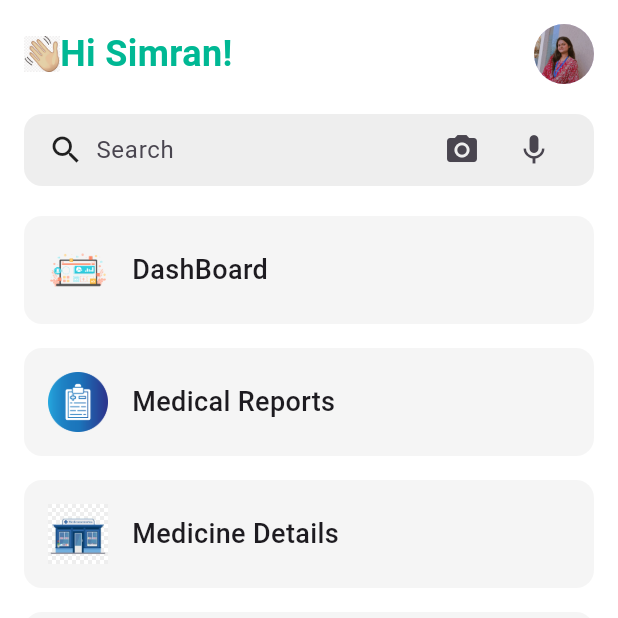
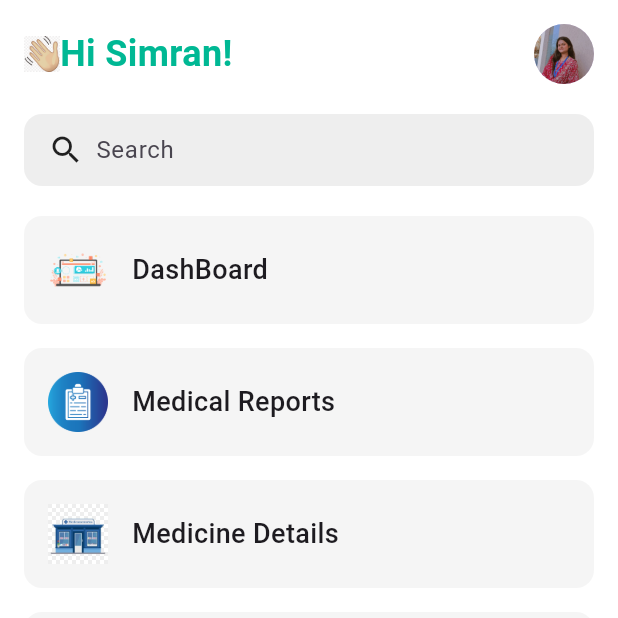
Before and after one commit to iamsmrn/M_Hospital, a Flutter app: the screen it shows after launch, on a phone screen of 412 x 824 dp, the top half of it. Run offline on Flutter 3.47's test engine with Material 3 defaults, Android fonts, the phone set to English and light mode, and no system bars; our stand-ins replace image_picker, table_calendar.

```diff
--- a/lib/home_page.dart
+++ b/lib/home_page.dart
@@ -44,25 +44,17 @@ class HomePage extends StatelessWidget {
                 color: Colors.grey[200],
                 borderRadius: BorderRadius.circular(12),
               ),
-              child: Row(
+              child: const Row(
                 children: [
-                  const Icon(Icons.search),
-                  const SizedBox(width: 8),
-                  const Expanded(
+                  Icon(Icons.search),
+                  SizedBox(width: 8),
+                  Expanded(
                     child: TextField(
                       decoration: InputDecoration(
                         hintText: 'Search',
                         border: InputBorder.none,
                       ),
                     ),
-                  ),
-                  IconButton(
-                    icon: const Icon(Icons.camera_alt),
-                    onPressed: () {},
-                  ),
-                  IconButton(
-                    icon: const Icon(Icons.mic),
-                    onPressed: () {},
                   ),
                 ],
               ),
```
